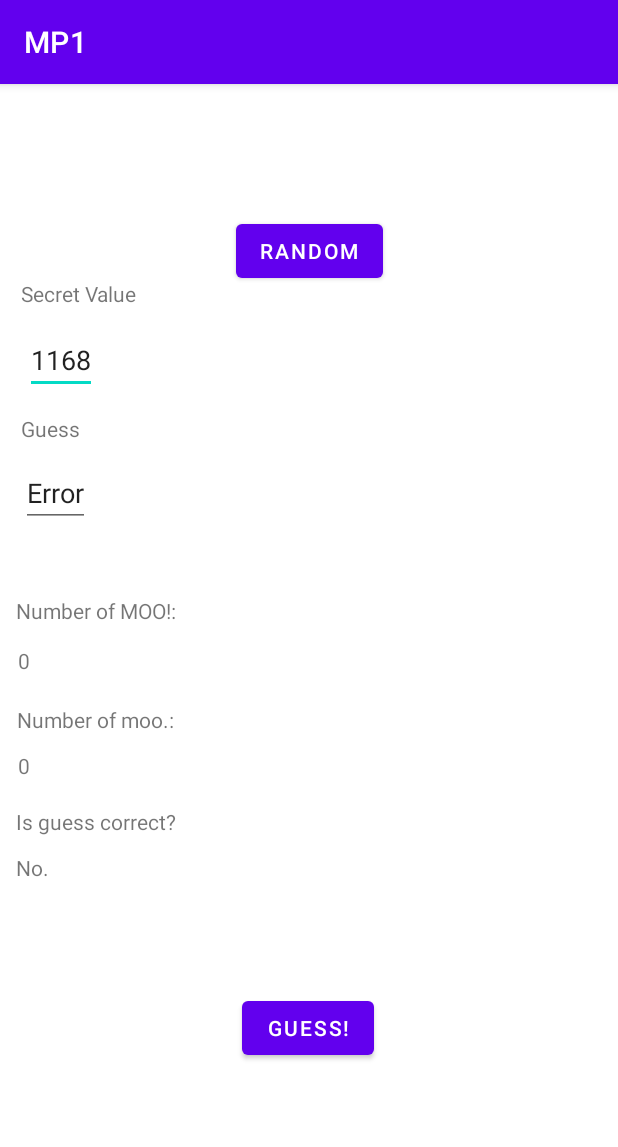
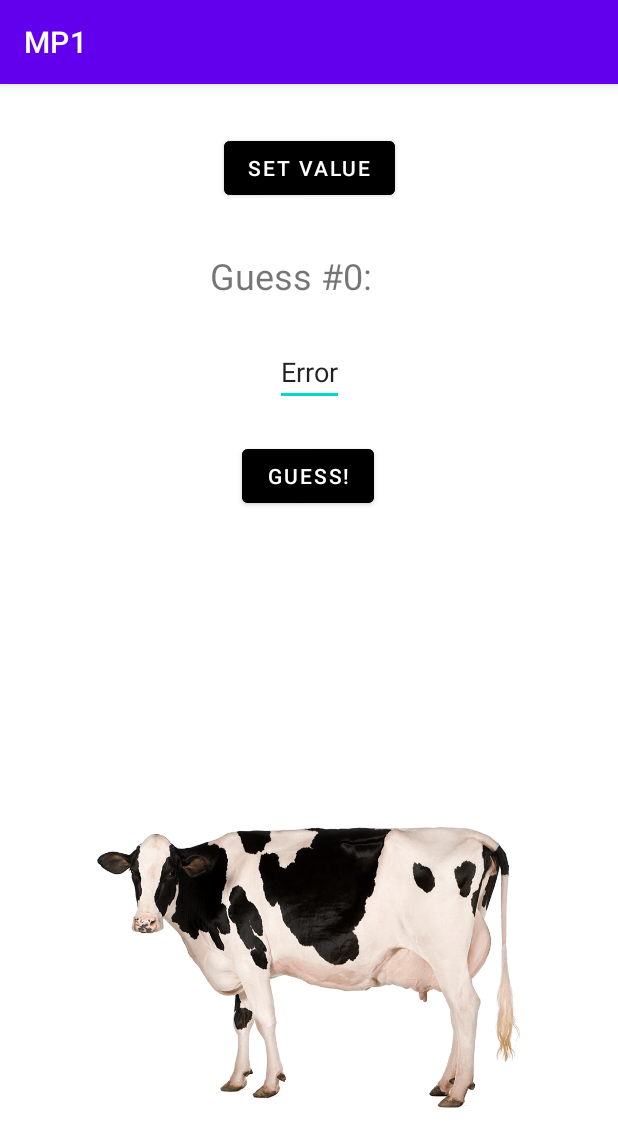
Before and after one commit to okquentin/Lab-Code-ECCS-1621, an Android app: the screen it shows after launch (MainActivity), after a tap on "GUESS!", on a phone screen of 412 x 824 dp. Shown: the top 1147 px of the screen. Run offline under Robolectric (Android 15) with nearby library versions, the phone set to English and light mode, and no system bars; 1 other tap on this screen came first.

Commit message:
MP1 Code Complete

```diff
--- a/MP1/app/src/main/java/com/example/mp1/MainActivity.java
+++ b/MP1/app/src/main/java/com/example/mp1/MainActivity.java
@@ -7,6 +7,8 @@ import android.widget.EditText;
 import android.widget.TextView;
 
 import androidx.appcompat.app.AppCompatActivity;
+
+import java.util.concurrent.atomic.AtomicInteger;
 
 public class MainActivity extends AppCompatActivity {
 
@@ -21,53 +23,55 @@ public class MainActivity extends AppCompatActivity {
         // Variables
         final Button randomButton = findViewById(R.id.random);
         final Button guessButton = findViewById(R.id.guess);
-        final EditText secretValue = findViewById(R.id.editTextSecretValue);
         final EditText guessValue = findViewById(R.id.editTextGuessValue);
-        final TextView bigCount = findViewById(R.id.bigMooCount);
-        final TextView littleCount = findViewById(R.id.littleMooCount);
+        final TextView mooText = findViewById(R.id.mooText);
         final TextView correct = findViewById(R.id.correctGuess);
+        final TextView turnNum = findViewById(R.id.turnNum);
+        final int[] turn = {0};
 
         // Actions to be performed once the "RANDOM" button is pressed
         randomButton.setOnClickListener(v -> {
             final String[] secretVal = {""};
             rmv.setSecretValue();
             secretVal[0] = rmv.getSecretValue();
-            secretValue.setText(secretVal[0]);
         }); // end of setOnClickListener
 
         // Actions to be performed once the "GUESS!" button is pressed
         guessButton.setOnClickListener(v -> {
 
-            // Temp variables for error checking
-            final String[] secretVal = {""};
-            final boolean[] validValue = {false};
+            // Check to make sure player inputs a 4 character guess, if the guess is valid then the turn count is incremented
+            String playerGuess = guessValue.getText().toString();
+            if (playerGuess.length() == 4){turn[0]++;}
+            else{guessValue.setText("Error");}
 
-            // Method call to set secret value
-            rmv.setSecretValue(secretValue.getText().toString());
-            secretVal[0] = rmv.getSecretValue();
-            secretValue.setText(secretVal[0]);
-
-            // Check to make sure player inputs a 4 character guess
-            String playerGuess = guessValue.getText().toString();
-            if (playerGuess.length() != 4){guessValue.setText("Error");}
-
-            // Calls both "moo" count functions, displays results
+            // Calls both "moo" count functions
             int MOO = rmv.getBigMooCount(guessValue.getText().toString());
             int moo = rmv.getLittleMooCount(guessValue.getText().toString());
-            String MOOString = "" + MOO;
-            String mooString = "" + moo;
 
+            // Initializing and concatenating a string to show 'MOO!" and "moo." (based on MOO/moo count function returns)
+            String mooString = "";
+            for(int i = 0; i < MOO; i++){
+                mooString += " MOO! ";
+            }
             for(int i = 0; i < moo; i++){
-                createViewItem(new String[]{"Fabio", "Santos", "Programador", "Natal"});
+                mooString += " moo. ";
+            }
 
-            }
-            bigCount.setText(MOOString);
-            littleCount.setText(mooString);
+            // Setting the mooText TextView to the concatenated string of "MOO!"'s and/or "moo."'s
+            mooText.setText(mooString);
+
+            // Setting the current turn count to a string to be displayed in the app
+            String turnString = String.valueOf(turn[0]);
+            turnNum.setText(turnString + ":");
 
             // Calls guess correctness check method, displays status (Yes/No)
             boolean isCorrect = rmv.isCorrectGuess(guessValue.getText().toString());
-            if(isCorrect){correct.setText("Yes!");}
-            else{correct.setText("No.");}
+            if(isCorrect){
+                correct.setText("LaurieMOO!!!");
+            }
+            else if(turn[0] >=10){
+                correct.setText("Boo hoo -- no LaurieMOO.");
+            }
         }); // end of setOnClickListener
 
     } // end of onCreate
--- a/MP1/app/src/main/res/layout/activity_main.xml
+++ b/MP1/app/src/main/res/layout/activity_main.xml
@@ -6,155 +6,106 @@
     android:layout_height="match_parent"
     tools:context=".MainActivity">
 
+
     <Button
         android:id="@+id/random"
         android:layout_width="wrap_content"
         android:layout_height="wrap_content"
-        android:text="RANDOM"
-        app:layout_constraintBottom_toBottomOf="parent"
+        android:layout_marginTop="32dp"
+        android:layout_marginBottom="31dp"
+        android:backgroundTint="@color/black"
+        android:text="Set Value"
+        app:layout_constraintBottom_toTopOf="@+id/turnNum"
         app:layout_constraintEnd_toEndOf="parent"
         app:layout_constraintStart_toStartOf="parent"
         app:layout_constraintTop_toTopOf="parent"
-        app:layout_constraintVertical_bias="0.121" />
-
-    <TextView
-        android:id="@+id/secretLabel"
-        android:layout_width="wrap_content"
-        android:layout_height="wrap_content"
-        android:text="Secret Value"
-        app:layout_constraintBottom_toBottomOf="parent"
-        app:layout_constraintEnd_toEndOf="parent"
-        app:layout_constraintHorizontal_bias="0.042"
-        app:layout_constraintStart_toStartOf="parent"
-        app:layout_constraintTop_toTopOf="parent"
-        app:layout_constraintVertical_bias="0.174" />
-    <EditText
-        android:id="@+id/editTextSecretValue"
-        android:layout_width="wrap_content"
-        android:layout_height="wrap_content"
-        android:text="Secret Value"
-        app:layout_constraintBottom_toBottomOf="parent"
-        app:layout_constraintEnd_toEndOf="parent"
-        app:layout_constraintHorizontal_bias="0.046"
-        app:layout_constraintStart_toStartOf="parent"
-        app:layout_constraintTop_toTopOf="parent"
-        app:layout_constraintVertical_bias="0.223" />
-
-
-
+        app:layout_constraintVertical_bias="0.0" />
 
     <TextView
         android:id="@+id/guessLabel"
         android:layout_width="wrap_content"
         android:layout_height="wrap_content"
-        android:text="Guess"
-        app:layout_constraintBottom_toBottomOf="parent"
-        app:layout_constraintEnd_toEndOf="parent"
-        app:layout_constraintHorizontal_bias="0.037"
-        app:layout_constraintStart_toStartOf="parent"
-        app:layout_constraintTop_toTopOf="parent"
-        app:layout_constraintVertical_bias="0.294" />
+        android:layout_marginStart="146dp"
+        android:text="Guess #"
+        android:textSize="24sp"
+        app:layout_constraintBaseline_toBaselineOf="@+id/turnNum"
+        app:layout_constraintEnd_toStartOf="@+id/turnNum"
+        app:layout_constraintStart_toStartOf="parent" />
+
     <EditText
         android:id="@+id/editTextGuessValue"
         android:layout_width="wrap_content"
         android:layout_height="wrap_content"
-        android:text="Guess"
+        android:text="Guess Here"
         app:layout_constraintBottom_toBottomOf="parent"
         app:layout_constraintEnd_toEndOf="parent"
-        app:layout_constraintHorizontal_bias="0.039"
         app:layout_constraintStart_toStartOf="parent"
         app:layout_constraintTop_toTopOf="parent"
-        app:layout_constraintVertical_bias="0.346" />
-
-
-
-
-    <TextView
-        android:id="@+id/bigMooLabel"
-        android:layout_width="wrap_content"
-        android:layout_height="wrap_content"
-        android:text="Number of MOO!:"
-        app:layout_constraintBottom_toBottomOf="parent"
-        app:layout_constraintEnd_toEndOf="parent"
-        app:layout_constraintHorizontal_bias="0.036"
-        app:layout_constraintStart_toStartOf="parent"
-        app:layout_constraintTop_toTopOf="parent"
-        app:layout_constraintVertical_bias="0.456" />
-    <TextView
-        android:id="@+id/bigMooCount"
-        android:layout_width="wrap_content"
-        android:layout_height="wrap_content"
-        android:text="1234"
-        app:layout_constraintBottom_toBottomOf="parent"
-        app:layout_constraintEnd_toEndOf="parent"
-        app:layout_constraintHorizontal_bias="0.029"
-        app:layout_constraintStart_toStartOf="parent"
-        app:layout_constraintTop_toTopOf="parent" />
-
-
-
-
-    <TextView
-        android:id="@+id/littleMooLabel"
-        android:layout_width="wrap_content"
-        android:layout_height="wrap_content"
-        android:text="Number of moo.:"
-        app:layout_constraintBottom_toBottomOf="parent"
-        app:layout_constraintEnd_toEndOf="parent"
-        app:layout_constraintHorizontal_bias="0.036"
-        app:layout_constraintStart_toStartOf="parent"
-        app:layout_constraintTop_toTopOf="parent"
-        app:layout_constraintVertical_bias="0.553" />
-    <TextView
-        android:id="@+id/littleMooCount"
-        android:layout_width="wrap_content"
-        android:layout_height="wrap_content"
-        android:text="1234"
-        app:layout_constraintBottom_toBottomOf="parent"
-        app:layout_constraintEnd_toEndOf="parent"
-        app:layout_constraintHorizontal_bias="0.029"
-        app:layout_constraintStart_toStartOf="parent"
-        app:layout_constraintTop_toTopOf="parent"
-        app:layout_constraintVertical_bias="0.594" />
-
-
-
-
-    <TextView
-        android:id="@+id/correctGuessLabel"
-        android:layout_width="wrap_content"
-        android:layout_height="wrap_content"
-        android:text="Is guess correct?"
-        app:layout_constraintBottom_toBottomOf="parent"
-        app:layout_constraintEnd_toEndOf="parent"
-        app:layout_constraintHorizontal_bias="0.036"
-        app:layout_constraintStart_toStartOf="parent"
-        app:layout_constraintTop_toTopOf="parent"
-        app:layout_constraintVertical_bias="0.644" />
-    <TextView
-        android:id="@+id/correctGuess"
-        android:layout_width="wrap_content"
-        android:layout_height="wrap_content"
-        android:text="No"
-        app:layout_constraintBottom_toBottomOf="parent"
-        app:layout_constraintEnd_toEndOf="parent"
-        app:layout_constraintHorizontal_bias="0.027"
-        app:layout_constraintStart_toStartOf="parent"
-        app:layout_constraintTop_toTopOf="parent"
-        app:layout_constraintVertical_bias="0.685" />
-
-
-
+        app:layout_constraintVertical_bias="0.234"
+        tools:textSize="20sp" />
 
     <Button
         android:id="@+id/guess"
         android:layout_width="wrap_content"
         android:layout_height="wrap_content"
+        android:backgroundTint="@color/black"
         android:text="GUESS!"
         app:layout_constraintBottom_toBottomOf="parent"
         app:layout_constraintEnd_toEndOf="parent"
         app:layout_constraintHorizontal_bias="0.498"
         app:layout_constraintStart_toStartOf="parent"
         app:layout_constraintTop_toTopOf="parent"
-        app:layout_constraintVertical_bias="0.841" />
+        app:layout_constraintVertical_bias="0.33" />
+
+    <TextView
+        android:id="@+id/turnNum"
+        android:layout_width="36dp"
+        android:layout_height="33dp"
+        android:layout_marginEnd="154dp"
+        android:layout_marginBottom="151dp"
+        android:text="0:"
+        android:textSize="24sp"
+        app:layout_constraintBottom_toTopOf="@+id/correctGuess"
+        app:layout_constraintEnd_toEndOf="parent"
+        app:layout_constraintStart_toEndOf="@+id/guessLabel"
+        app:layout_constraintTop_toBottomOf="@+id/random" />
+
+    <TextView
+        android:id="@+id/mooText"
+        android:layout_width="wrap_content"
+        android:layout_height="wrap_content"
+        android:text=""
+        android:textAlignment="center"
+        android:textSize="24sp"
+        app:layout_constraintBottom_toBottomOf="parent"
+        app:layout_constraintEnd_toEndOf="parent"
+        app:layout_constraintHorizontal_bias="0.498"
+        app:layout_constraintStart_toStartOf="parent"
+        app:layout_constraintTop_toTopOf="parent"
+        app:layout_constraintVertical_bias="0.935" />
+
+    <TextView
+        android:id="@+id/correctGuess"
+        android:layout_width="190dp"
+        android:layout_height="0dp"
+        android:layout_marginBottom="11dp"
+        android:text=""
+        android:textAlignment="center"
+        android:textSize="24sp"
+        app:layout_constraintBottom_toTopOf="@+id/cowPicture"
+        app:layout_constraintEnd_toEndOf="parent"
+        app:layout_constraintStart_toStartOf="parent"
+        app:layout_constraintTop_toBottomOf="@+id/turnNum" />
+
+    <ImageView
+        android:id="@+id/cowPicture"
+        android:layout_width="311dp"
+        android:layout_height="0dp"
+        android:layout_marginBottom="85dp"
+        app:layout_constraintBottom_toBottomOf="parent"
+        app:layout_constraintEnd_toStartOf="@+id/mooText"
+        app:layout_constraintStart_toStartOf="@+id/mooText"
+        app:layout_constraintTop_toBottomOf="@+id/correctGuess"
+        app:srcCompat="@drawable/cow_dairy_farms_american_dairy_association_north_east_35" />
+
 </androidx.constraintlayout.widget.ConstraintLayout>
```
Also changed, not shown: MP1/app/src/main/res/drawable/cow_dairy_farms_american_dairy_association_north_east_35.png (added), 1 other file.
